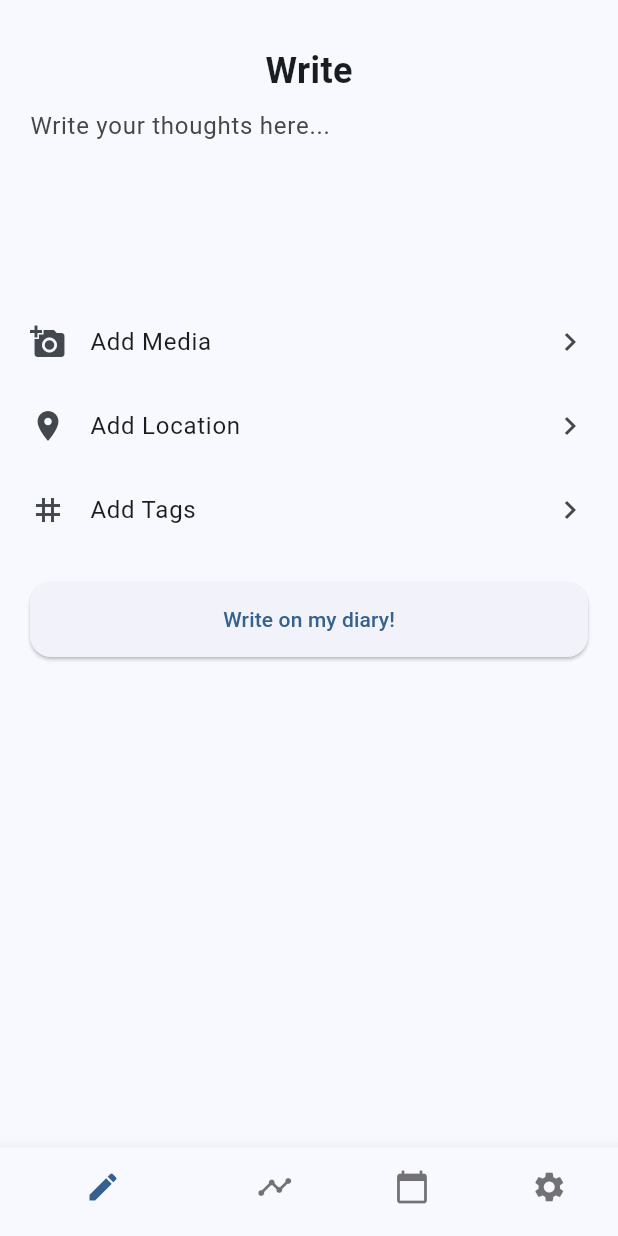
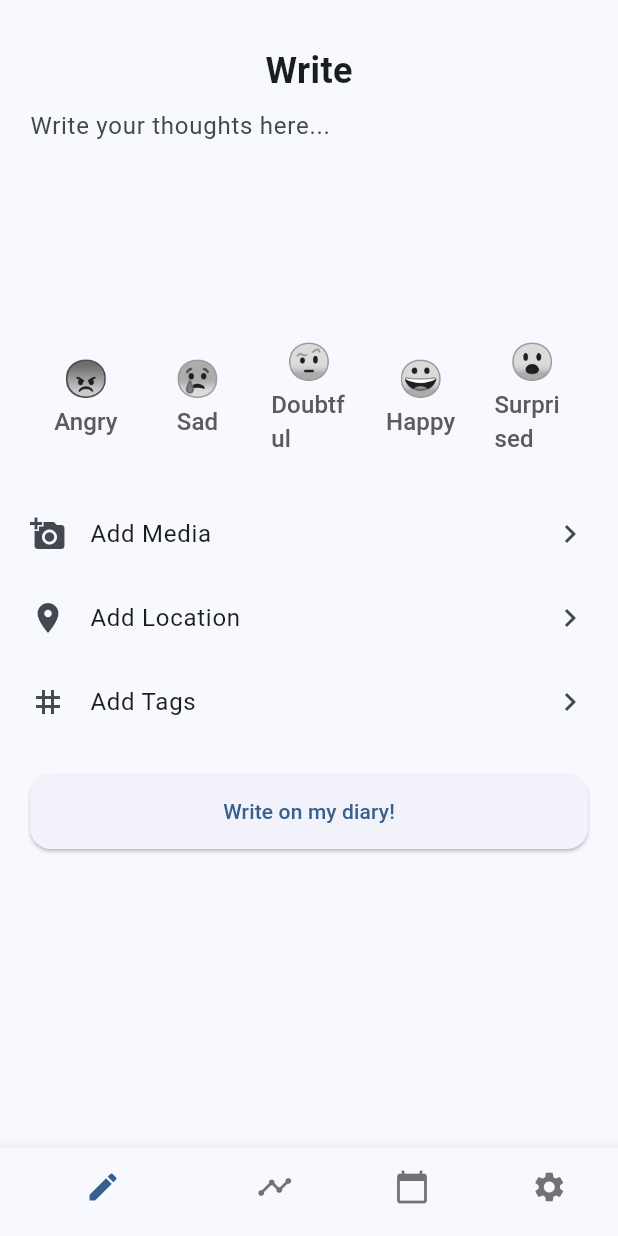
Before and after one commit to MarkHo-0/mind_cove, a Flutter app: the screen it shows after launch, on a phone screen of 412 x 824 dp. Run offline on Flutter 3.47's test engine with Material 3 defaults, Android fonts, the phone set to English and light mode, and no system bars; our stand-ins replace calendar_date_picker2, cross_file, image_picker.

Commit message:
Add MoodSelector and relavent services

```diff
--- a/lib/diary/model.dart
+++ b/lib/diary/model.dart
@@ -8,7 +8,7 @@ class Diary {
   final List<DiaryMedia> media;
   final String location;
   final Set<String> tags;
-  final String mood;
+  final Mood? mood;
 
   Diary({
     required this.writtenAt,
@@ -16,7 +16,7 @@ class Diary {
     this.media = const [],
     this.location = '',
     this.tags = const {},
-    this.mood = '',
+    this.mood,
   });
 
   @override
@@ -50,13 +50,14 @@ class Diary {
     }
 
     final content = extract('Content') ?? '';
+    final moodStr = extract('Mood');
 
     return Diary(
       writtenAt: writtenAt,
       content: content,
       location: extract('Location') ?? '',
       tags: extract('Tags')?.split(',').toSet() ?? {},
-      mood: extract('Mood') ?? '',
+      mood: moodStr != null ? Mood.fromString(moodStr) : null,
       media: media,
     );
   }
@@ -66,8 +67,8 @@ class Diary {
 
     b.writeln("## Written At\n${writtenAt.toString()}");
 
-    if (mood.isNotEmpty) {
-      b.writeln("## Mood\n$mood");
+    if (mood != null) {
+      b.writeln("## Mood\n${mood!.name}");
     }
 
     if (location.isNotEmpty) {
@@ -140,3 +141,19 @@ class DiaryMedia {
 }
 
 enum MediaType { image, video, unsupported, notFound }
+
+enum Mood {
+  angry('Angry', '😠'),
+  sad('Sad', '😢'),
+  neutral('Doubtful', '🤨'),
+  happy('Happy', '😀'),
+  surprised('Surprised', '😮');
+
+  final String name;
+  final String emoji;
+  const Mood(this.name, this.emoji);
+
+  static Mood fromString(String name) {
+    return Mood.values.firstWhere((mood) => mood.name.toLowerCase() == name.toLowerCase(), orElse: () => Mood.neutral);
+  }
+}
--- a/lib/diary/service.dart
+++ b/lib/diary/service.dart
@@ -50,7 +50,7 @@ Future<List<DiaryMedia>> _processAndSaveMedia(List<DiaryMedia> mediaFiles, Direc
 Future<String> saveDiary({
   required DateTime writtenAt,
   required String content,
-  required String mood,
+  required Mood? mood,
   required String location,
   required Set<String> tags,
   required List<DiaryMedia> mediaFiles,
--- /dev/null
+++ b/lib/views/_share/mood_renderer.dart
@@ -0,0 +1,14 @@
+import 'package:flutter/material.dart';
+import 'package:mind_cove/diary/model.dart';
+
+class MoodRenderer extends StatelessWidget {
+  final Mood mood;
+  final double size;
+
+  const MoodRenderer({super.key, required this.mood, this.size = 24});
+
+  @override
+  Widget build(BuildContext context) {
+    return Text(mood.emoji, style: TextStyle(fontSize: size));
+  }
+}
--- /dev/null
+++ b/lib/views/write/mood_selector.dart
@@ -0,0 +1,115 @@
+import 'package:flutter/material.dart';
+import 'package:mind_cove/diary/model.dart' show Mood;
+import 'package:mind_cove/views/_share/mood_renderer.dart';
+
+class MoodSelector extends StatefulWidget {
+  final MoodEditingController emotionController;
+
+  const MoodSelector(this.emotionController, {super.key});
+
+  @override
+  State<MoodSelector> createState() => _MoodSelectorState();
+}
+
+class MoodEditingController extends ChangeNotifier {
+  Mood? _value;
+
+  MoodEditingController({Mood? initialEmotion}) : _value = initialEmotion;
+
+  String get text {
+    return _value?.name ?? '';
+  }
+
+  Mood? get value => _value;
+
+  void setEmotion(String emotionName) {
+    final newEmotion = Mood.values.firstWhere(
+      (e) => e.name.toLowerCase() == emotionName.toLowerCase(),
+      orElse: () => Mood.neutral,
+    );
+    if (newEmotion != _value) {
+      _value = newEmotion;
+      notifyListeners();
+    }
+  }
+
+  void clear() {
+    _value = null;
+    notifyListeners();
+  }
+
+  bool equals(Mood? other) {
+    return _value?.name == other?.name;
+  }
+}
+
+class _MoodSelectorState extends State<MoodSelector> {
+  @override
+  void initState() {
+    super.initState();
+  }
+
+  @override
+  Widget build(BuildContext context) {
+    return Padding(
+      padding: const EdgeInsets.symmetric(vertical: 16.0),
+      child: Row(
+        mainAxisAlignment: MainAxisAlignment.spaceEvenly,
+        children: Mood.values.map((emotion) {
+          // 選擇中情緒時，顯示彩色按鈕
+          if (widget.emotionController.equals(emotion)) {
+            return Expanded(child: _buildEmotionButton(emotion));
+          }
+
+          // 非選擇中情緒時，顯示灰階按鈕
+          return Expanded(
+            child: ColorFiltered(colorFilter: greyscale, child: _buildEmotionButton(emotion)),
+          );
+        }).toList(),
+      ),
+    );
+  }
+
+  Widget _buildEmotionButton(Mood emotion) {
+    return TextButton(
+      onPressed: () {
+        if (widget.emotionController.equals(emotion)) {
+          widget.emotionController.clear();
+        } else {
+          widget.emotionController.setEmotion(emotion.name);
+        }
+        setState(() {});
+      },
+      child: Column(
+        mainAxisAlignment: MainAxisAlignment.center,
+        children: [
+          MoodRenderer(mood: emotion, size: 24),
+          Text(emotion.name, style: TextStyle(fontSize: 16)),
+        ],
+      ),
+    );
+  }
+}
+
+const ColorFilter greyscale = ColorFilter.matrix(<double>[
+  0.2126,
+  0.7152,
+  0.0722,
+  0,
+  0,
+  0.2126,
+  0.7152,
+  0.0722,
+  0,
+  0,
+  0.2126,
+  0.7152,
+  0.0722,
+  0,
+  0,
+  0,
+  0,
+  0,
+  1,
+  0,
+]);
--- a/lib/views/write/write.dart
+++ b/lib/views/write/write.dart
@@ -5,6 +5,7 @@ import 'package:mind_cove/diary/service.dart';
 import 'package:mind_cove/l10n/generated/app_localizations.dart';
 import 'package:mind_cove/views/_share/horizontal_media_list.dart';
 import 'package:mind_cove/views/_share/styles/padding.dart';
+import 'package:mind_cove/views/write/mood_selector.dart';
 import 'package:mind_cove/views/write/location_maker.dart';
 import 'package:mind_cove/views/write/tag_maker.dart';
 import 'package:provider/provider.dart';
@@ -22,9 +23,8 @@ class _WriteViewState extends State<WriteView> with AutomaticKeepAliveClientMixi
   final TextEditingController contentController = TextEditingController();
   final TextEditingController locationController = TextEditingController();
   final TagsEditingController tagsController = TagsEditingController();
-
+  final MoodEditingController moodController = MoodEditingController();
   List<DiaryMedia> selectedMedia = [];
-  String mood = 'neutral';
 
   @override
   Widget build(BuildContext context) {
@@ -60,6 +60,8 @@ class _WriteViewState extends State<WriteView> with AutomaticKeepAliveClientMixi
                     },
                   ),
                 ),
+
+              MoodSelector(moodController),
 
               ListTile(
                 contentPadding: EdgeInsets.all(0),
@@ -132,7 +134,7 @@ class _WriteViewState extends State<WriteView> with AutomaticKeepAliveClientMixi
     final saveAction = saveDiary(
       writtenAt: DateTime.now(),
       content: contentController.text,
-      mood: mood,
+      mood: moodController.value,
       location: locationController.text,
       tags: tagsController.tags,
       mediaFiles: selectedMedia,
@@ -169,6 +171,7 @@ class _WriteViewState extends State<WriteView> with AutomaticKeepAliveClientMixi
     contentController.dispose();
     locationController.dispose();
     tagsController.dispose();
+    moodController.dispose();
     super.dispose();
   }
 
@@ -176,8 +179,8 @@ class _WriteViewState extends State<WriteView> with AutomaticKeepAliveClientMixi
     contentController.clear();
     locationController.clear();
     tagsController.clear();
+    moodController.clear();
     selectedMedia.clear();
     FocusScope.of(context).unfocus();
-    mood = 'neutral';
   }
 }
```
Also changed, not shown: lib/views/_share/diary_card.dart (+13 -0 lines), lib/providers/diaries.dart (added).
